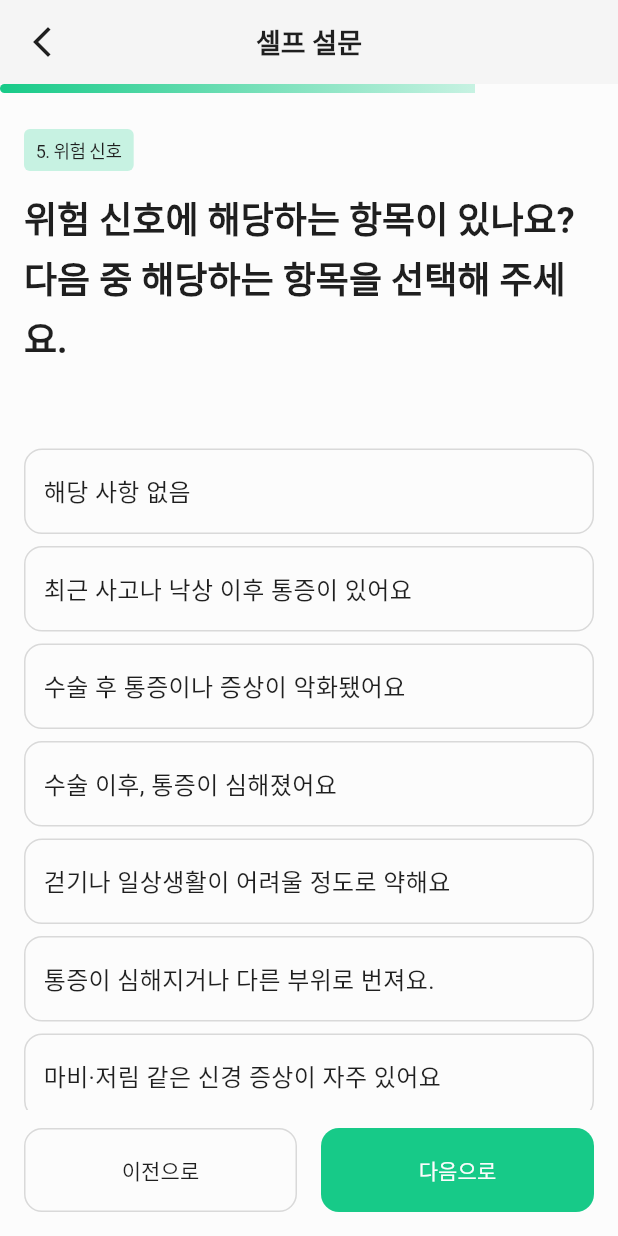
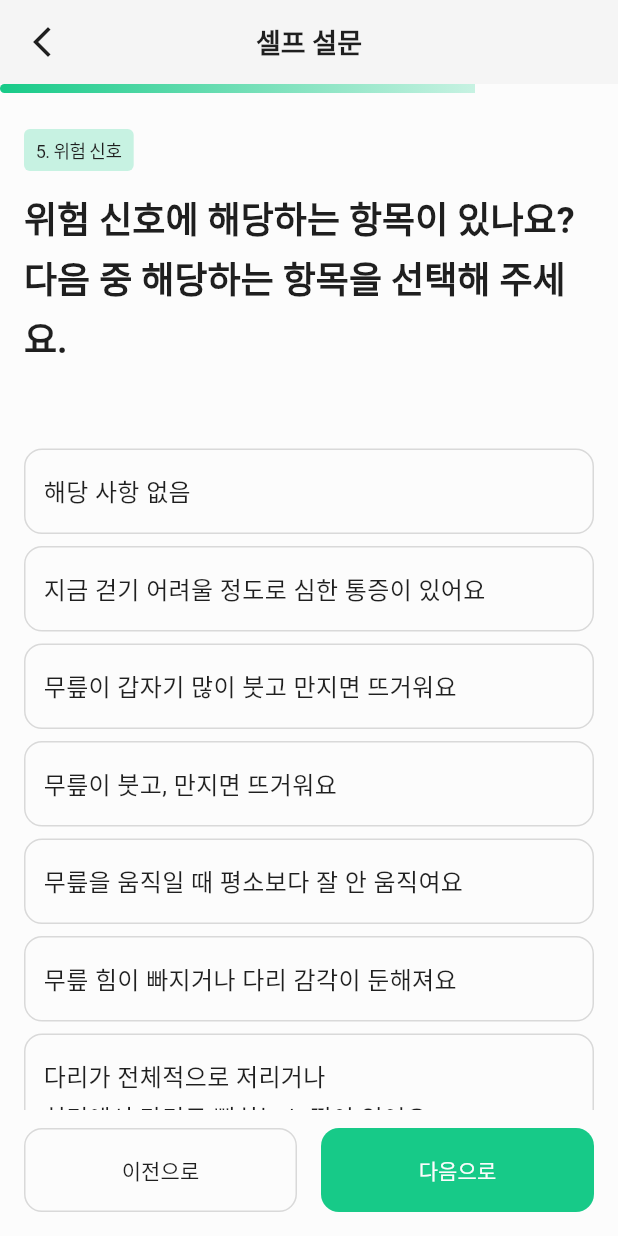
Before and after one commit to MEDILUX-club/DDUDUK, a Flutter app: the SurveyStep5WorkoutExpScreen widget shown alone on an empty page, opened directly, on a phone screen of 412 x 824 dp. Run offline on Flutter 3.47's test engine with Material 3 defaults, Android fonts, the phone set to English and light mode, and no system bars; our stand-ins replace flutter_svg, syncfusion_flutter_sliders; missing offline and left inert: syncfusion_flutter_core; Roboto replaces fonts that are missing (Pretendard).

Commit message:
feat:survey5/6수정완

```diff
--- a/lib/screens/survey/survey_completion_screen.dart
+++ b/lib/screens/survey/survey_completion_screen.dart
@@ -11,6 +11,7 @@ class SurveyCompletionScreen extends StatelessWidget {
   Widget build(BuildContext context) {
     return DefaultLayout(
       title: '셀프 설문',
+      onBack: () => Navigator.of(context).pop(),
       child: Padding(
         padding: const EdgeInsets.symmetric(
           vertical: AppDimens.space24,
--- a/lib/screens/survey/survey_step5_red_flags_screen.dart
+++ b/lib/screens/survey/survey_step5_red_flags_screen.dart
@@ -19,13 +19,12 @@ class _SurveyStep5WorkoutExpScreenState
 
   static const List<String> _riskOptions = [
     '해당 사항 없음',
-    '최근 사고나 낙상 이후 통증이 있어요',
-    '수술 후 통증이나 증상이 악화됐어요',
-    '수술 이후, 통증이 심해졌어요',
-    '걷기나 일상생활이 어려울 정도로 약해요',
-    '통증이 심해지거나 다른 부위로 번져요.',
-    '마비·저림 같은 신경 증상이 자주 있어요',
-    '다른 전신 질환을 알고 있거나\n복용 중인 약물이 있어요',
+    '지금 걷기 어려울 정도로 심한 통증이 있어요',
+    '무릎이 갑자기 많이 붓고 만지면 뜨거워요',
+    '무릎이 붓고, 만지면 뜨거워요',
+    '무릎을 움직일 때 평소보다 잘 안 움직여요',
+    '무릎 힘이 빠지거나 다리 감각이 둔해져요',
+    '다리가 전체적으로 저리거나\n허리에서 다리로 뻗치는 느낌이 있어요',
   ];
 
   Future<void> _showRiskAlert(String value) async {
--- a/lib/screens/survey/survey_step6_result_screen.dart
+++ b/lib/screens/survey/survey_step6_result_screen.dart
@@ -77,11 +77,10 @@ class SurveyStep6ResultScreen extends StatelessWidget {
             width: double.infinity,
             child: ElevatedButton(
               onPressed: () {
-                Navigator.of(context).pushAndRemoveUntil(
+                Navigator.of(context).push(
                   MaterialPageRoute(
                     builder: (_) => const SurveyCompletionScreen(),
                   ),
-                  (route) => false,
                 );
               },
               style: ElevatedButton.styleFrom(
```
